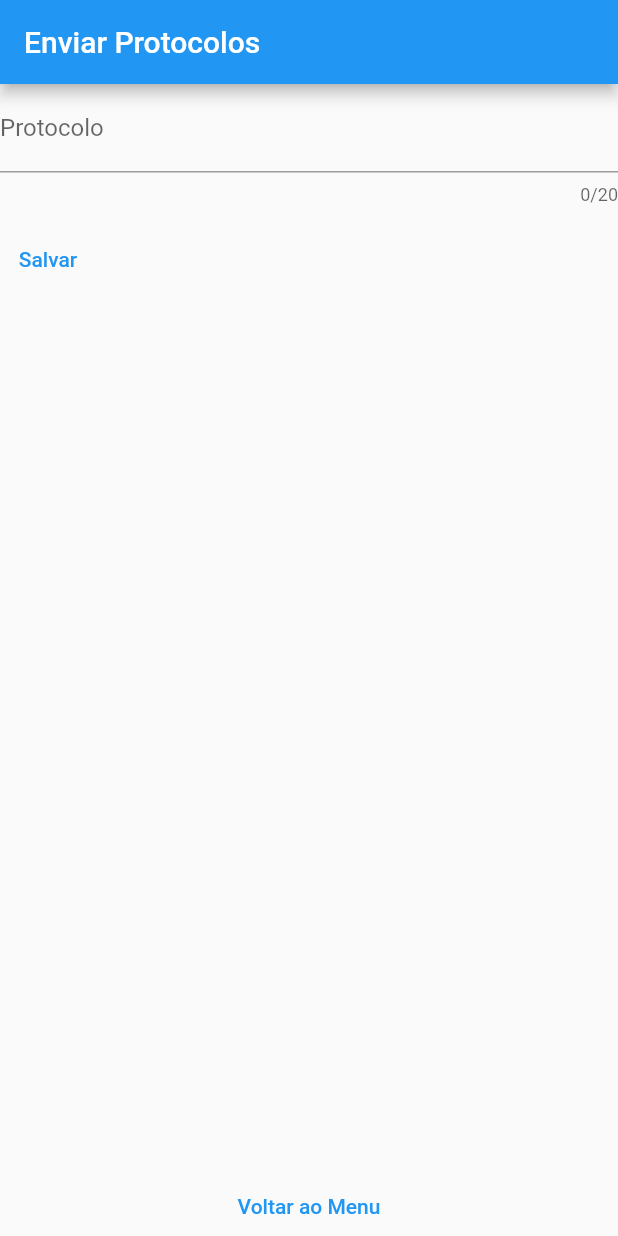
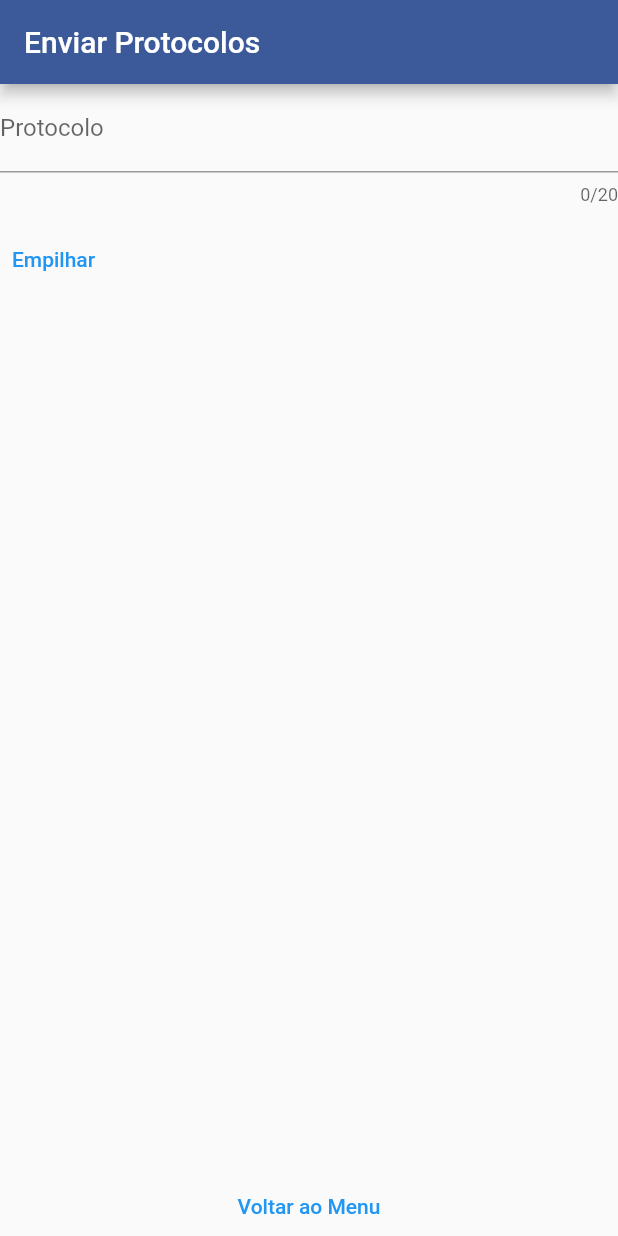
Before and after one commit to JoaoMazer/Projeto_Monitorando_Processos, a Flutter app: the MenuScreen screen opened directly, after a tap on "Enviar", on a phone screen of 412 x 824 dp. Run offline on Flutter 3.47's test engine with Material 2 defaults, Android fonts, the phone set to English and light mode, and no system bars; our stand-ins replace device_preview.

Commit message:
alteração de cores

```diff
--- a/lib/pages/enviar.dart
+++ b/lib/pages/enviar.dart
@@ -25,6 +25,7 @@ class _EnviarScreenState extends State<EnviarScreen> {
     return MaterialApp(
       home: Scaffold(
         appBar: AppBar(
+          backgroundColor: Color(0xFF3C5A99),
           title: Text('Enviar Protocolos'),
         ),
         body: Column(
@@ -56,7 +57,7 @@ class _EnviarScreenState extends State<EnviarScreen> {
                         });
                       }
                     },
-                    child: Text('Salvar'),
+                    child: Text('Empilhar'),
                   ),
                 ],
               ),
--- a/lib/pages/receber.dart
+++ b/lib/pages/receber.dart
@@ -19,12 +19,12 @@ class _ReceberScreenState extends State<ReceberScreen> {
   final _protocoloController = TextEditingController();
   List<Protocolo> _protocolos = [];
 
-
   @override
   Widget build(BuildContext context) {
     return MaterialApp(
       home: Scaffold(
         appBar: AppBar(
+          backgroundColor: Color(0xFF3C5A99),
           title: Text('Receber Protocolos'),
         ),
         body: Column(
@@ -56,7 +56,7 @@ class _ReceberScreenState extends State<ReceberScreen> {
                         });
                       }
                     },
-                    child: Text('Salvar'),
+                    child: Text('Empilhar'),
                   ),
                 ],
               ),
@@ -74,27 +74,24 @@ class _ReceberScreenState extends State<ReceberScreen> {
               ),
             ),
             SizedBox(
-              height:10,
+              height: 10,
             ),
             Container(
                 height: 40,
-              child:TextButton(
+                child: TextButton(
                   child: Text(
                     "Voltar ao Menu",
                     textAlign: TextAlign.center,
                   ),
-
-                  onPressed: (){
+                  onPressed: () {
                     Navigator.push(
                       context,
                       MaterialPageRoute(
-                      builder:(context)=> MenuScreen(),
+                        builder: (context) => MenuScreen(),
                       ),
                     );
                   },
-
-              )
-            )
+                ))
           ],
         ),
       ),
```
Lines whose indentation alone changed are shown as unchanged.
